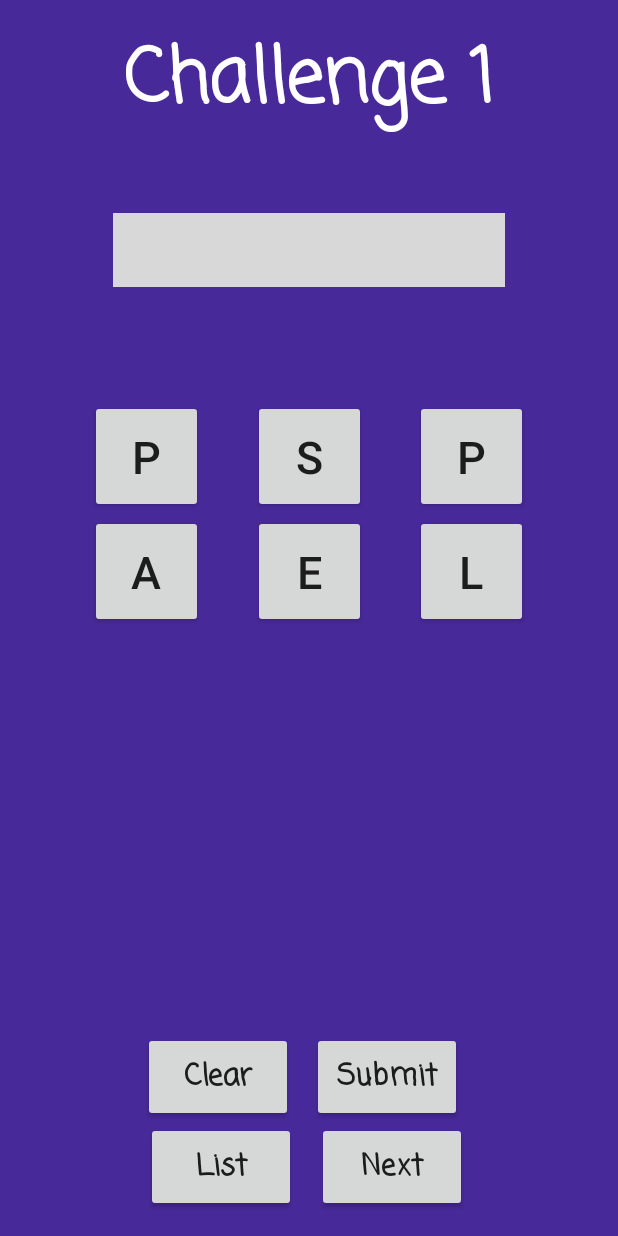
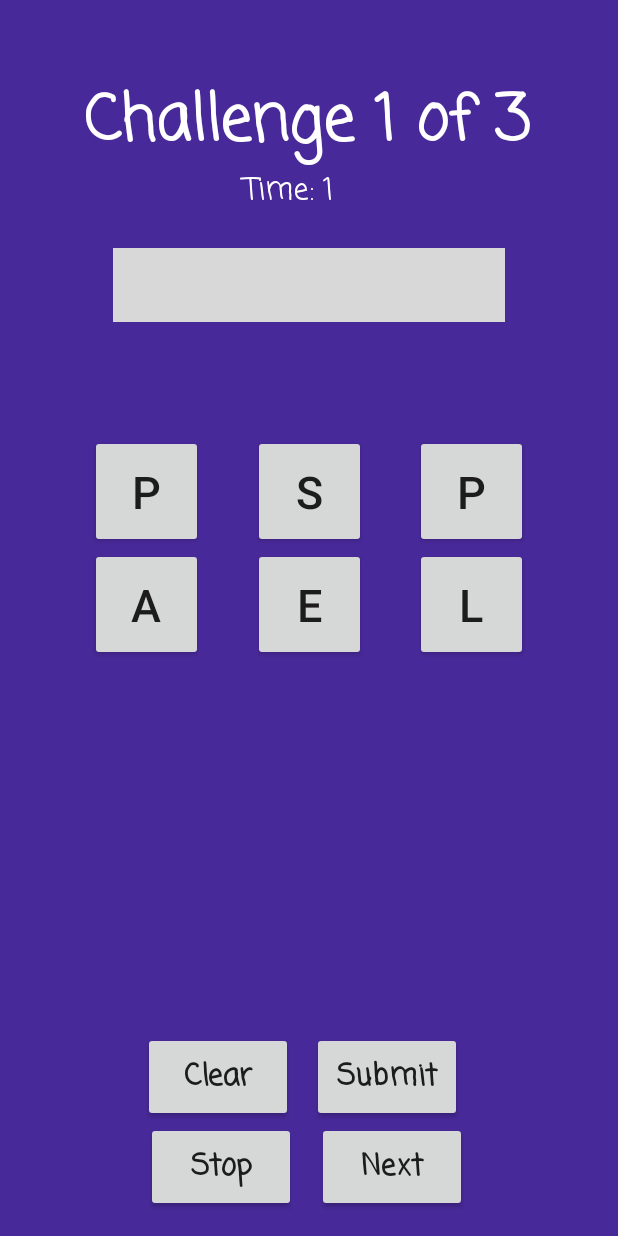
Before and after one commit to stevenenriquez/WordWiz-AnagramGame, an Android app: the Challenge1 screen opened directly, with no data from a screen before it, on a phone screen of 412 x 824 dp. Run offline under Robolectric (Android 15) with nearby library versions, the phone set to English and light mode, and no system bars.

Commit message:
Second commit

```diff
--- a/app/src/main/java/com/stevenenriquez/anagramgame/Challenge1.java
+++ b/app/src/main/java/com/stevenenriquez/anagramgame/Challenge1.java
@@ -1,6 +1,12 @@
+/*
+File: Challenge1.java
+Author: Steven Enriquez
+*/
+
 package com.stevenenriquez.anagramgame;
 
 import android.content.Intent;
+import android.os.CountDownTimer;
 import android.support.v7.app.AppCompatActivity;
 import android.os.Bundle;
 import android.view.View;
@@ -9,18 +15,16 @@ import android.widget.TextView;
 
 public class Challenge1 extends AppCompatActivity {
 
-    Button L1, L2, L3, L4, L5, L6, clearBtn, submitBtn, nextBtn, listBtn;
+    Button L1, L2, L3, L4, L5, L6, clearBtn, submitBtn, skipBtn, stopBtn;
 
-    TextView Chal1_textView, Answer_textView;
+    TextView Chal1_textView, Answer_textView, timer_textView;
 
     Boolean L1UsedFlag = false, L2UsedFlag = false, L3UsedFlag = false,
             L4UsedFlag = false, L5UsedFlag = false, L6UsedFlag = false;
 
     String Chal1_Answer = "APPLES";
 
-    Boolean CompletedFlag = false;
-
-
+    public static Boolean Chal1CompletedFlag = false;
 
     @Override
     protected void onCreate(Bundle savedInstanceState) {
@@ -35,10 +39,21 @@ public class Challenge1 extends AppCompatActivity {
         L6 = findViewById(R.id.Chal1_L6);
         clearBtn = findViewById(R.id.Chal1_clearBtn);
         submitBtn = findViewById(R.id.Chal1_submitBtn);
-        nextBtn = findViewById(R.id.Chal1_nextBtn);
-        listBtn = findViewById(R.id.Chal1_listBtn);
+        skipBtn = findViewById(R.id.Chal1_skipBtn);
+        stopBtn = findViewById(R.id.Chal1_stopBtn);
         Chal1_textView = findViewById(R.id.Chal1_textView);
         Answer_textView = findViewById(R.id.Answer_textView);
+        timer_textView = findViewById(R.id.timer_textView);
+
+        // timer will run for 5 minutes
+        CountingUpTimer timer = new CountingUpTimer(300000) {
+            public void onTick(int second) {
+                timer_textView.setText("Time: " + String.valueOf(second));
+            }
+        };
+        // start the timer
+        timer.start();
+
 
         L1.setOnClickListener(new View.OnClickListener()
         {
@@ -144,6 +159,7 @@ public class Challenge1 extends AppCompatActivity {
                 MainActivity.buttonSoundPlayer.start();
                 Chal1_textView.setText("");
                 Answer_textView.setText("");
+                // sets all the letters to an unused state
                 L1UsedFlag = false;
                 L2UsedFlag = false;
                 L3UsedFlag = false;
@@ -164,14 +180,15 @@ public class Challenge1 extends AppCompatActivity {
                 String incorrect = "Incorrect!";
                 if(tempString.equals(Chal1_Answer))
                 {
-                    CompletedFlag = true;
-                    updateResults();
+                    Chal1CompletedFlag = true;
                     Answer_textView.setText(correct);
+                    openNextActivity();
                 }
                 else
                 {
                     Chal1_textView.setText("");
                     Answer_textView.setText(incorrect);
+                    // sets all the letters to an unused state
                     L1UsedFlag = false;
                     L2UsedFlag = false;
                     L3UsedFlag = false;
@@ -181,8 +198,8 @@ public class Challenge1 extends AppCompatActivity {
                 }
             }
         });
-
-        nextBtn.setOnClickListener(new View.OnClickListener()
+        // calls function to open activity
+        skipBtn.setOnClickListener(new View.OnClickListener()
         {
             @Override
             public void onClick(View v)
@@ -191,8 +208,8 @@ public class Challenge1 extends AppCompatActivity {
                 openNextActivity();
             }
         });
-
-        listBtn.setOnClickListener(new View.OnClickListener()
+        // calls function to open activity
+        stopBtn.setOnClickListener(new View.OnClickListener()
         {
             @Override
             public void onClick(View v)
@@ -202,28 +219,46 @@ public class Challenge1 extends AppCompatActivity {
             }
         });
     }
-
+    // opens activity
     public void openNextActivity()
     {
         Intent intent = new Intent(this, Challenge2.class);
         startActivity(intent);
     }
-
+    // opens activity
     public void openChallengeListActivity()
     {
         Intent intent = new Intent(this, ChallengeList.class);
         startActivity(intent);
     }
 
-    public void updateResults()
+    // creates a time and gets it ready to start counting
+    public abstract class CountingUpTimer extends CountDownTimer
     {
-//        if(CompletedFlag)
-//        {
-//            Results.ch1_results.setTextColor(getResources().getColor(R.color.green));
-//        }
-//        else
-//        {
-//            Results.ch1_results.setTextColor(getResources().getColor(R.color.orange));
-//        }
+        private static final long MILISECONDS = 1000;
+
+        private final long duration;
+
+        protected CountingUpTimer(long msDuration)
+        {
+            super(msDuration, MILISECONDS);
+            this.duration = msDuration;
+        }
+
+        public abstract void onTick(int sec);
+
+        // callback fired on regular interval
+        @Override
+        public void onTick(long millisUntilFinished)
+        {
+            int sec = (int) ((duration - millisUntilFinished) / 1000);
+            onTick(sec);
+        }
+        // callback fired when the time is up
+        @Override
+        public void onFinish()
+        {
+            onTick(duration / 1000);
+        }
     }
 }
--- a/app/src/main/res/layout/activity_challenge1.xml
+++ b/app/src/main/res/layout/activity_challenge1.xml
@@ -9,20 +9,21 @@
 
     <TextView
         android:id="@+id/Chal1_title"
-        android:layout_width="274dp"
-        android:layout_height="86dp"
+        android:layout_width="371dp"
+        android:layout_height="75dp"
         android:layout_marginBottom="30dp"
         android:layout_marginEnd="8dp"
         android:layout_marginStart="8dp"
-        android:layout_marginTop="16dp"
+        android:layout_marginTop="35dp"
         android:fontFamily="casual"
         android:text="@string/ch1_results"
         android:textAlignment="center"
         android:textColor="@color/white"
-        android:textSize="50sp"
+        android:textSize="42sp"
         android:textStyle="bold"
         app:layout_constraintBottom_toTopOf="@+id/Chal1_textView"
         app:layout_constraintEnd_toEndOf="parent"
+        app:layout_constraintHorizontal_bias="0.454"
         app:layout_constraintStart_toStartOf="parent"
         app:layout_constraintTop_toTopOf="parent"
         app:layout_constraintVertical_bias="0.0" />
@@ -64,7 +65,6 @@
         android:layout_height="75dp"
         android:layout_marginEnd="30dp"
         android:layout_marginStart="1dp"
-        android:layout_marginTop="1dp"
         android:text="@string/letter_l"
         android:textSize="30sp"
         app:layout_constraintEnd_toEndOf="parent"
@@ -92,7 +92,6 @@
         android:layout_height="75dp"
         android:layout_marginEnd="1dp"
         android:layout_marginStart="30dp"
-        android:layout_marginTop="1dp"
         android:text="@string/letter_a"
         android:textSize="30sp"
         app:layout_constraintEnd_toStartOf="@+id/Chal1_L5"
@@ -106,7 +105,6 @@
         android:layout_height="75dp"
         android:layout_marginEnd="1dp"
         android:layout_marginStart="1dp"
-        android:layout_marginTop="1dp"
         android:text="@string/letter_e"
         android:textSize="30sp"
         app:layout_constraintEnd_toStartOf="@+id/Chal1_L6"
@@ -139,7 +137,7 @@
         android:textAllCaps="false"
         android:textSize="20sp"
         android:textStyle="bold"
-        app:layout_constraintBottom_toTopOf="@+id/Chal1_nextBtn"
+        app:layout_constraintBottom_toTopOf="@+id/Chal1_skipBtn"
         app:layout_constraintEnd_toEndOf="parent"
         app:layout_constraintHorizontal_bias="0.052"
         app:layout_constraintStart_toEndOf="@+id/Chal1_clearBtn" />
@@ -162,7 +160,7 @@
         app:layout_constraintStart_toStartOf="parent" />
 
     <Button
-        android:id="@+id/Chal1_nextBtn"
+        android:id="@+id/Chal1_skipBtn"
         android:layout_width="100dp"
         android:layout_height="60dp"
         android:layout_marginBottom="16dp"
@@ -179,19 +177,19 @@
         app:layout_constraintStart_toStartOf="parent" />
 
     <Button
-        android:id="@+id/Chal1_listBtn"
+        android:id="@+id/Chal1_stopBtn"
         android:layout_width="100dp"
         android:layout_height="60dp"
         android:layout_marginBottom="16dp"
         android:layout_marginEnd="8dp"
         android:layout_marginStart="65dp"
         android:fontFamily="casual"
-        android:text="@string/list"
+        android:text="@string/stop"
         android:textAllCaps="false"
         android:textSize="20sp"
         android:textStyle="bold"
         app:layout_constraintBottom_toBottomOf="parent"
-        app:layout_constraintEnd_toStartOf="@+id/Chal1_nextBtn"
+        app:layout_constraintEnd_toStartOf="@+id/Chal1_skipBtn"
         app:layout_constraintHorizontal_bias="0.842"
         app:layout_constraintStart_toStartOf="parent" />
 
@@ -199,7 +197,7 @@
         android:id="@+id/Answer_textView"
         android:layout_width="157dp"
         android:layout_height="39dp"
-        android:layout_marginBottom="8dp"
+        android:layout_marginBottom="12dp"
         android:layout_marginEnd="8dp"
         android:layout_marginStart="8dp"
         android:textAlignment="center"
@@ -209,4 +207,23 @@
         app:layout_constraintEnd_toEndOf="parent"
         app:layout_constraintHorizontal_bias="0.502"
         app:layout_constraintStart_toStartOf="parent" />
+
+    <TextView
+        android:id="@+id/timer_textView"
+        android:layout_width="212dp"
+        android:layout_height="45dp"
+        android:layout_marginBottom="8dp"
+        android:layout_marginEnd="8dp"
+        android:layout_marginStart="84dp"
+        android:layout_marginTop="112dp"
+        android:fontFamily="casual"
+        android:textAlignment="center"
+        android:textColor="@color/white"
+        android:textSize="20sp"
+        app:layout_constraintBottom_toTopOf="@+id/Chal1_textView"
+        app:layout_constraintEnd_toEndOf="parent"
+        app:layout_constraintHorizontal_bias="0.025"
+        app:layout_constraintStart_toStartOf="parent"
+        app:layout_constraintTop_toTopOf="parent"
+        app:layout_constraintVertical_bias="0.434" />
 </android.support.constraint.ConstraintLayout>
```
Also changed, not shown: app/src/main/AndroidManifest.xml (+18 -9 lines), app/src/main/java/com/stevenenriquez/anagramgame/Challenge2.java (+57 -8 lines), app/src/main/java/com/stevenenriquez/anagramgame/Challenge3.java (+59 -5 lines), app/src/main/java/com/stevenenriquez/anagramgame/ChallengeList.java (+31 -7 lines), app/src/main/java/com/stevenenriquez/anagramgame/Credits.java (+11 -1 lines), app/src/main/java/com/stevenenriquez/anagramgame/MainActivity.java (+18 -8 lines), app/src/main/java/com/stevenenriquez/anagramgame/Results.java (+47 -1 lines), app/src/main/res/layout/activity_challenge2.xml (+24 -5 lines), app/src/main/res/layout/activity_challenge3.xml (+23 -4 lines), app/src/main/res/layout/activity_challenge_list.xml (+21 -2 lines), app/src/main/res/layout/activity_results.xml (+24 -34 lines), app/src/main/res/values/strings.xml (+12 -12 lines).
